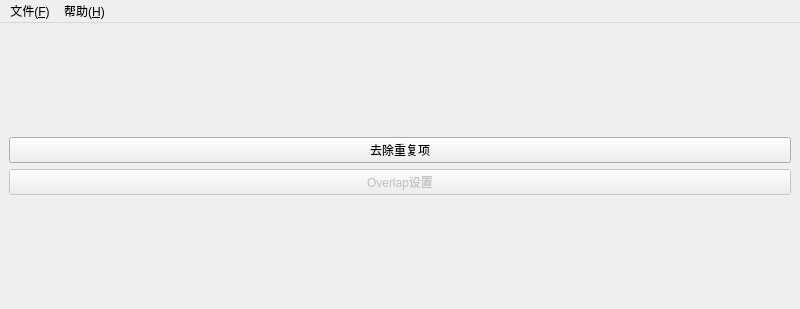
This is src/mainwindow.ui in shine5402/KiraOtoToolbox as Qt 5 draws it before an edit. The edited form follows.
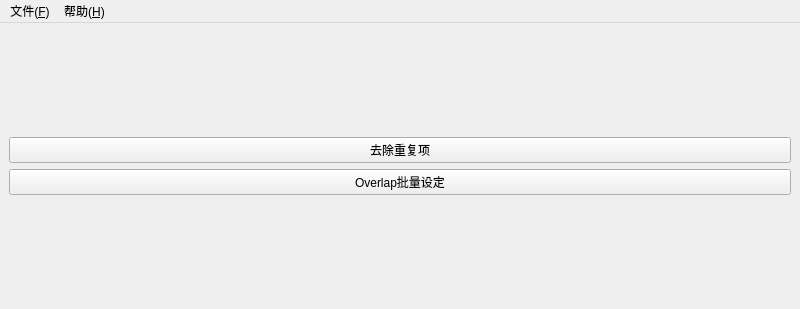
This is the edited form.

Commit message: 设计Ovl一致设定界面UI 放置预设 预设加载第一部分完成

Patch:
```diff
--- a/src/mainwindow.ui
+++ b/src/mainwindow.ui
@@ -37,11 +37,8 @@
     </item>
     <item>
      <widget class="QPushButton" name="pushButton">
-      <property name="enabled">
-       <bool>false</bool>
-      </property>
       <property name="text">
-       <string>Overlap设置</string>
+       <string>Overlap批量设定</string>
       </property>
      </widget>
     </item>
```
The commit also changes 15 other files.
